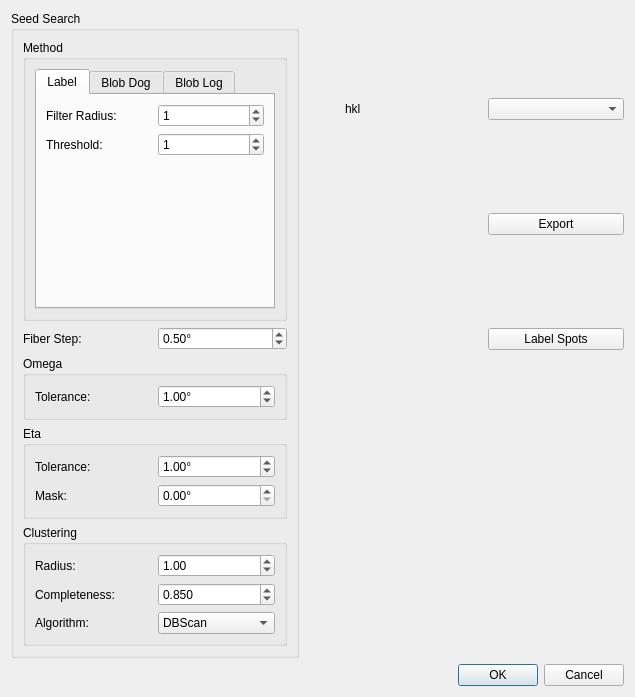
Before: the Qt Designer form hexrd/ui/resources/ui/ome_maps_viewer_dialog.ui in HEXRD/hexrdgui, drawn with Qt 5.
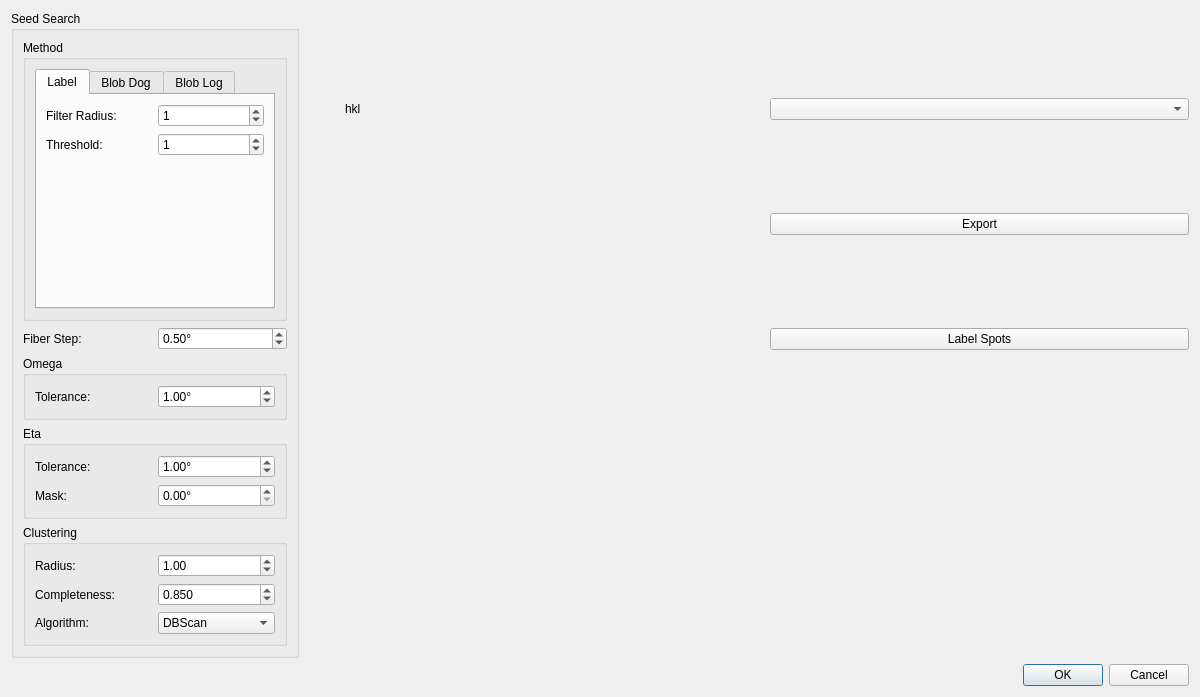
After: the same form once the commit is applied.

```diff
--- a/hexrd/ui/resources/ui/ome_maps_viewer_dialog.ui
+++ b/hexrd/ui/resources/ui/ome_maps_viewer_dialog.ui
@@ -6,7 +6,7 @@
    <rect>
     <x>0</x>
     <y>0</y>
-    <width>635</width>
+    <width>1200</width>
     <height>697</height>
    </rect>
   </property>
```
Left out of the diff: 2 changed lines with no effect on the pictures.
